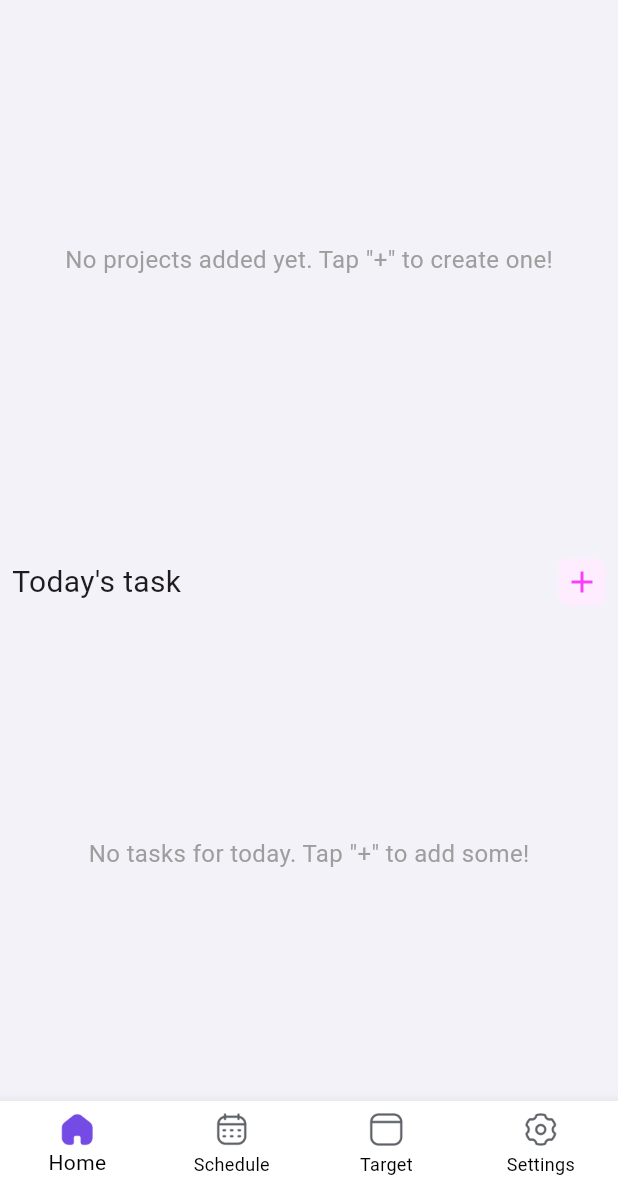
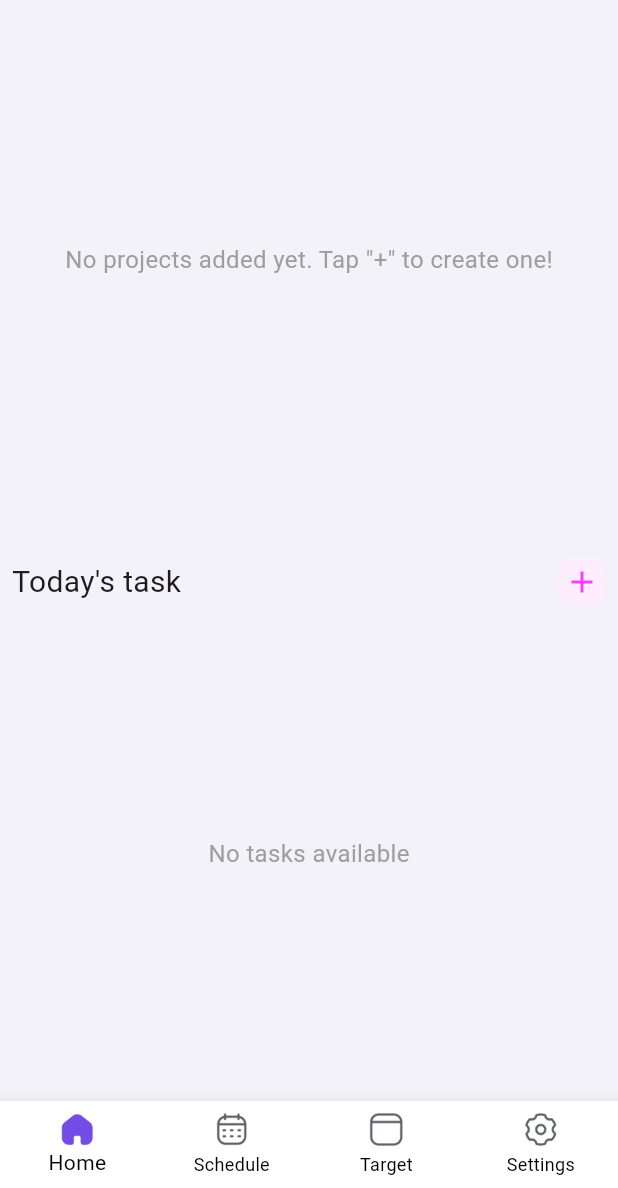
Before and after one commit to chamishkadilina/ladder_up, a Flutter app: the screen it shows after launch, on a phone screen of 412 x 824 dp, the part 48-1236 px from its top. Run offline on Flutter 3.47's test engine with Material 3 defaults, Android fonts, the phone set to English and light mode, and no system bars; our stand-ins replace table_calendar.

Commit message:
Bugs fixed

```diff
--- a/lib/pages/home_page.dart
+++ b/lib/pages/home_page.dart
@@ -6,6 +6,7 @@ import 'package:ladder_up/widgets/empty_state.dart';
 import 'package:ladder_up/widgets/project_list.dart';
 import 'package:ladder_up/widgets/section_header.dart';
 import 'package:ladder_up/widgets/show_custom_snack_bar.dart';
+import 'package:ladder_up/widgets/task_list_regular.dart';
 import 'package:provider/provider.dart';
 
 class HomePage extends StatelessWidget {
@@ -85,64 +86,9 @@ class HomePage extends StatelessWidget {
               // Display Today's Task List
               Expanded(
                 flex: 1,
-                child: todayTasks.isEmpty
-                    ? const Center(
-                        child: Text(
-                          'No tasks for today. Tap "+" to add some!',
-                          style: TextStyle(
-                            color: Colors.grey,
-                            fontSize: 16,
-                          ),
-                        ),
-                      )
-                    : ListView.builder(
-                        itemCount: todayTasks.length,
-                        itemBuilder: (context, index) {
-                          final task = todayTasks[index];
-                          final project = projectProvider.projects.firstWhere(
-                            (p) => p.subtasks.contains(task),
-                          );
-
-                          return ListTile(
-                            contentPadding: const EdgeInsets.all(0),
-                            leading: IconButton(
-                              onPressed: () {
-                                // Handle more options
-                              },
-                              icon: const Icon(Icons.more_vert),
-                            ),
-                            title: Column(
-                              crossAxisAlignment: CrossAxisAlignment.start,
-                              children: [
-                                Text(
-                                  project.name,
-                                  style: const TextStyle(
-                                    fontSize: 14,
-                                    color: Colors.grey,
-                                  ),
-                                ),
-                                Text(
-                                  task.title,
-                                  style: TextStyle(
-                                    decoration: task.isCompleted
-                                        ? TextDecoration.lineThrough
-                                        : TextDecoration.none,
-                                    color: task.isCompleted
-                                        ? Colors.grey
-                                        : Colors.black,
-                                  ),
-                                ),
-                              ],
-                            ),
-                            trailing: Checkbox(
-                              value: task.isCompleted,
-                              onChanged: (value) {
-                                projectProvider.toggleTaskStatus(project, task);
-                              },
-                            ),
-                          );
-                        },
-                      ),
+                child: TaskListRegular(
+                  tasks: todayTasks,
+                ),
               )
             ],
           ),
--- a/lib/pages/project_details_page.dart
+++ b/lib/pages/project_details_page.dart
@@ -5,7 +5,7 @@ import 'package:ladder_up/widgets/dialogs/add_task_to_project_dialog.dart';
 import 'package:ladder_up/widgets/dialogs/delete_confirmation_dialog.dart';
 import 'package:ladder_up/widgets/dialogs/rename_dialog.dart.dart';
 import 'package:ladder_up/widgets/section_header.dart';
-import 'package:ladder_up/widgets/subtask_list_view.dart';
+import 'package:ladder_up/widgets/task_list_detailed.dart';
 import 'package:provider/provider.dart';
 
 class ProjectDetailsPage extends StatelessWidget {
@@ -105,7 +105,7 @@ class ProjectDetailsPage extends StatelessWidget {
                       ),
                     ),
                   )
-                : SubtaskListView(
+                : TaskListDetailed(
                     tasks: incompleteTasks,
                     projectProvider: projectProvider,
                     project: project,
@@ -128,7 +128,7 @@ class ProjectDetailsPage extends StatelessWidget {
                       ),
                     ),
                   )
-                : SubtaskListView(
+                : TaskListDetailed(
                     tasks: completedTasks,
                     projectProvider: projectProvider,
                     project: project,
--- /dev/null
+++ b/lib/widgets/task_list_regular.dart
@@ -0,0 +1,78 @@
+import 'package:flutter/material.dart';
+import 'package:ladder_up/providers/project_provider.dart';
+import 'package:ladder_up/models/subtask.dart';
+import 'package:provider/provider.dart';
+
+class TaskListRegular extends StatelessWidget {
+  final List<Subtask> tasks;
+
+  const TaskListRegular({
+    super.key,
+    required this.tasks,
+  });
+
+  @override
+  Widget build(BuildContext context) {
+    final projectProvider =
+        Provider.of<ProjectProvider>(context, listen: false);
+
+    if (tasks.isEmpty) {
+      return const Center(
+        child: Text(
+          'No tasks available',
+          style: TextStyle(
+            color: Colors.grey,
+            fontSize: 16,
+          ),
+        ),
+      );
+    }
+
+    return ListView.builder(
+      itemCount: tasks.length,
+      itemBuilder: (context, index) {
+        final task = tasks[index];
+        final project = projectProvider.projects.firstWhere(
+          (p) => p.subtasks.contains(task),
+        );
+
+        return ListTile(
+          contentPadding: const EdgeInsets.all(0),
+          leading: IconButton(
+            onPressed: () {
+              // Handle more options
+            },
+            icon: const Icon(Icons.more_vert),
+          ),
+          title: Column(
+            crossAxisAlignment: CrossAxisAlignment.start,
+            children: [
+              Text(
+                project.name,
+                style: const TextStyle(
+                  fontSize: 14,
+                  color: Colors.grey,
+                ),
+              ),
+              Text(
+                task.title,
+                style: TextStyle(
+                  decoration: task.isCompleted
+                      ? TextDecoration.lineThrough
+                      : TextDecoration.none,
+                  color: task.isCompleted ? Colors.grey : Colors.black,
+                ),
+              ),
+            ],
+          ),
+          trailing: Checkbox(
+            value: task.isCompleted,
+            onChanged: (value) {
+              projectProvider.toggleTaskStatus(project, task);
+            },
+          ),
+        );
+      },
+    );
+  }
+}
```
Also changed, not shown: lib/pages/schedule_page.dart (+4 -59 lines), lib/widgets/task_list_detailed.dart (renamed from lib/widgets/subtask_list_view.dart, +4 -4 lines).
